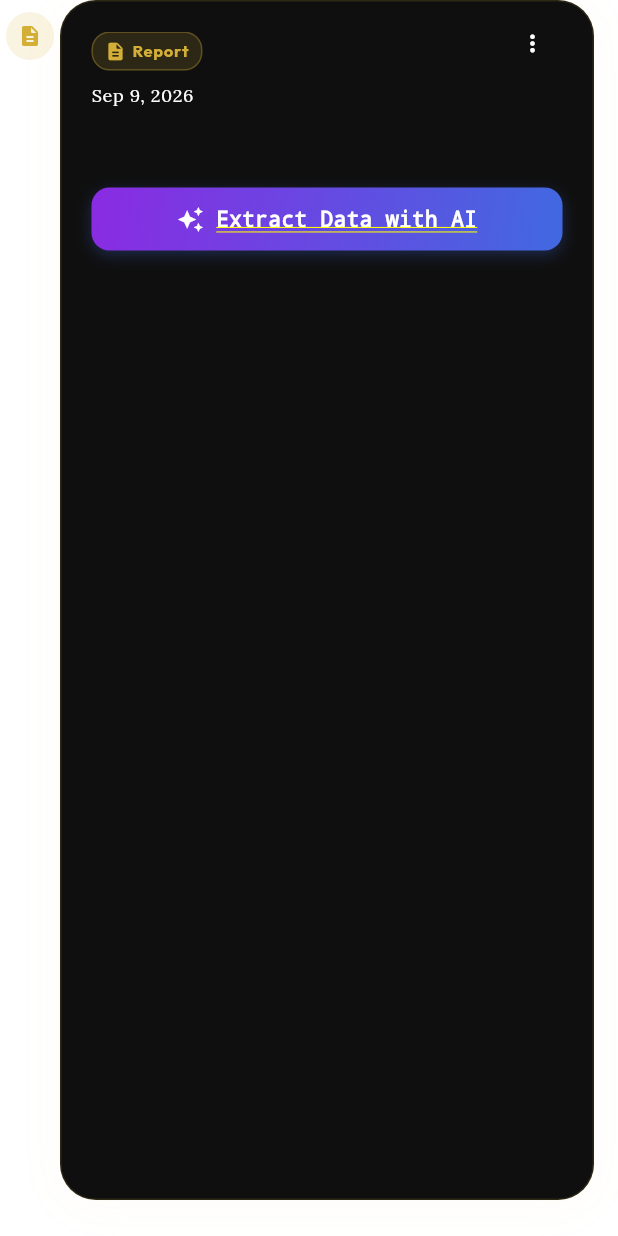
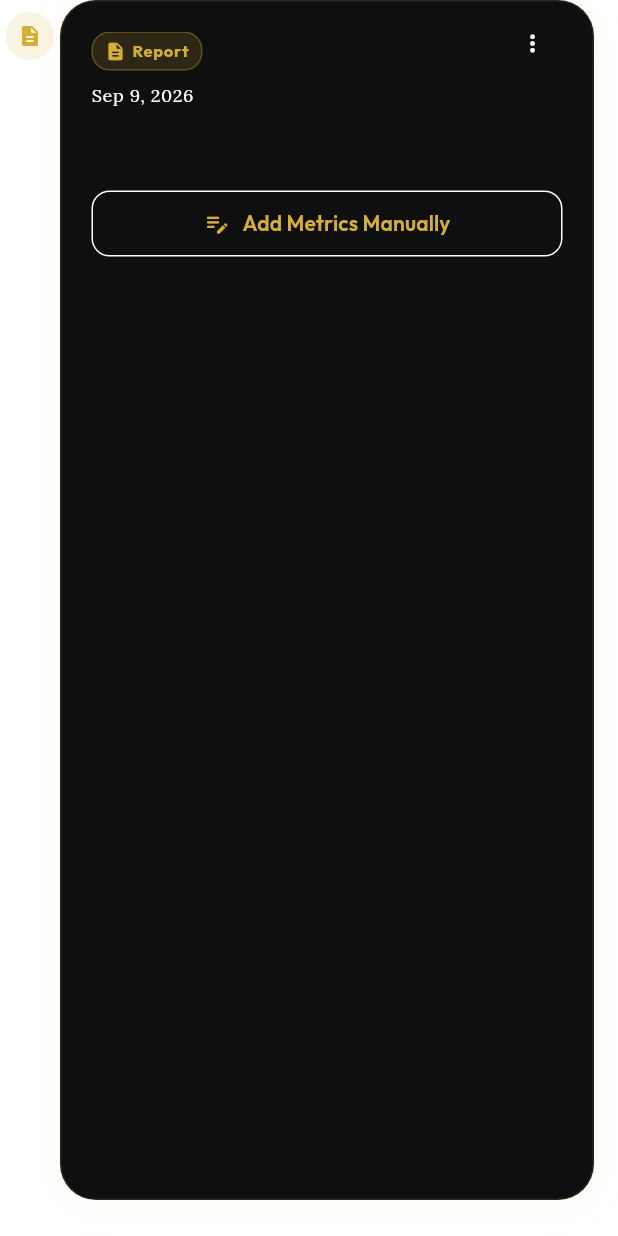
Before and after one commit to aviral2910/Healing-Milestone-v2, a Flutter app: the ReportTimelineNode screen opened directly with empty values, on a phone screen of 412 x 824 dp. Run offline on Flutter 3.47's test engine with Material 3 defaults, Android fonts, the phone set to English and light mode, and no system bars; our stand-ins replace cached_network_image, cloud_firestore, device_preview, dio, file_picker, firebase_ai and 28 more; missing offline and left inert: firebase_app_check, mobile_scanner, record, syncfusion_flutter_pdfviewer; accounts and stored records are empty; generated files the repository leaves out were written again; network calls fail.

Commit message:
Implement pure manual records and manual biomarker entry

```diff
--- a/lib/features/medical_vault/presentation/widgets/report_timeline_node.dart
+++ b/lib/features/medical_vault/presentation/widgets/report_timeline_node.dart
@@ -737,12 +737,21 @@ class ReportTimelineNode extends ConsumerWidget {
                                     padding: const EdgeInsets.symmetric(
                                       horizontal: 20,
                                     ),
-                                    child: InkWell(
-                                      onTap: () => _extractAI(context, report),
-                                      borderRadius: BorderRadius.circular(12),
+                                    child: Column(
+                                      crossAxisAlignment:
+                                          CrossAxisAlignment.stretch,
+                                      children: [
+                                        if (report.files.isNotEmpty) ...[
+                                          InkWell(
+                                            onTap: () =>
+                                                _extractAI(context, report),
+                                            borderRadius: BorderRadius.circular(
+                                              12,
+                                            ),
                                             child: Container(
                                               width: double.infinity,
-                                        padding: const EdgeInsets.symmetric(
+                                              padding:
+                                                  const EdgeInsets.symmetric(
                                                     vertical: 12,
                                                   ),
                                               decoration: BoxDecoration(
@@ -750,13 +759,12 @@ class ReportTimelineNode extends ConsumerWidget {
                                                   begin: Alignment.topLeft,
                                                   end: Alignment.bottomRight,
                                                   colors: [
-                                              Color(0xFF8A2BE2), // BlueViolet
-                                              Color(0xFF4169E1), // RoyalBlue
+                                                    Color(0xFF8A2BE2),
+                                                    Color(0xFF4169E1),
                                                   ],
                                                 ),
-                                          borderRadius: BorderRadius.circular(
-                                            12,
-                                          ),
+                                                borderRadius:
+                                                    BorderRadius.circular(12),
                                                 boxShadow: [
                                                   BoxShadow(
                                                     color: const Color(
@@ -781,7 +789,8 @@ class ReportTimelineNode extends ConsumerWidget {
                                                     'Extract Data with AI',
                                                     style: TextStyle(
                                                       color: Colors.white,
-                                                fontWeight: FontWeight.w700,
+                                                      fontWeight:
+                                                          FontWeight.w700,
                                                       fontSize: 14,
                                                       letterSpacing: 0.3,
                                                     ),
@@ -789,6 +798,49 @@ class ReportTimelineNode extends ConsumerWidget {
                                                 ],
                                               ),
                                             ),
+                                          ),
+                                          const SizedBox(height: 12),
+                                        ],
+                                        OutlinedButton.icon(
+                                          onPressed: () {
+                                            Navigator.of(context).push(
+                                              MaterialPageRoute(
+                                                builder: (ctx) =>
+                                                    ReportDetailScreen(
+                                                      report: report,
+                                                      autoExtract: false,
+                                                    ),
+                                              ),
+                                            );
+                                          },
+                                          icon: Icon(
+                                            Icons.edit_note_rounded,
+                                            size: 18,
+                                            color: theme.colorScheme.primary,
+                                          ),
+                                          label: Text(
+                                            'Add Metrics Manually',
+                                            style: TextStyle(
+                                              fontWeight: FontWeight.w600,
+                                              color: theme.colorScheme.primary,
+                                            ),
+                                          ),
+                                          style: OutlinedButton.styleFrom(
+                                            padding: const EdgeInsets.symmetric(
+                                              vertical: 12,
+                                            ),
+                                            side: BorderSide(
+                                              color: theme
+                                                  .colorScheme
+                                                  .outlineVariant,
+                                            ),
+                                            shape: RoundedRectangleBorder(
+                                              borderRadius:
+                                                  BorderRadius.circular(12),
+                                            ),
+                                          ),
+                                        ),
+                                      ],
                                     ),
                                   ),
                                 ],
```
Also changed, not shown: lib/features/medical_vault/presentation/screens/report_detail_screen.dart (+33 -0 lines), lib/features/medical_vault/presentation/widgets/add_biomarker_bottom_sheet.dart (added, +179 -0 lines), lib/features/medical_vault/presentation/widgets/upload_report_overlay.dart (+1 -6 lines). Lines whose indentation alone changed are shown as unchanged.
